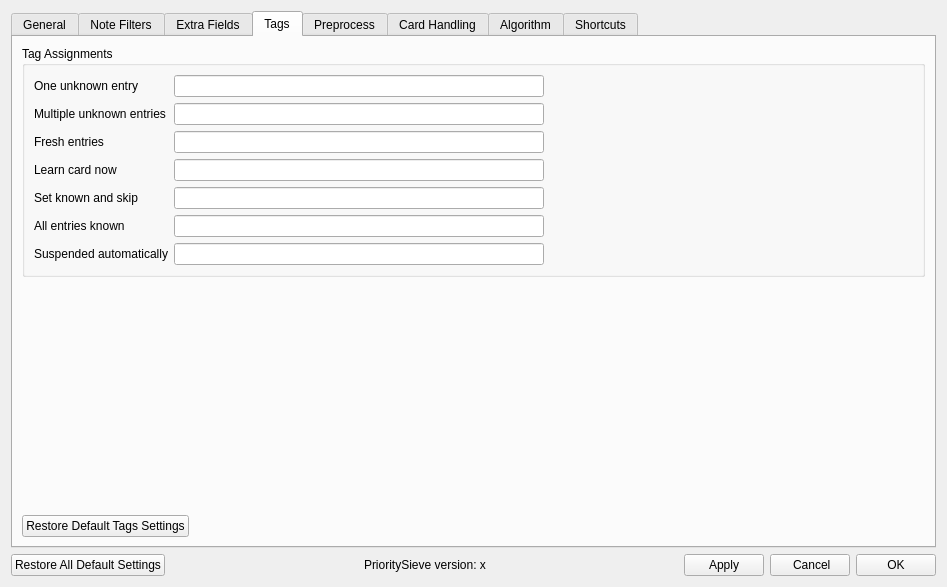
First picture: the form in prioritysieve/ui/settings_dialog.ui, repository travv0/prioritysieve, before the edit.
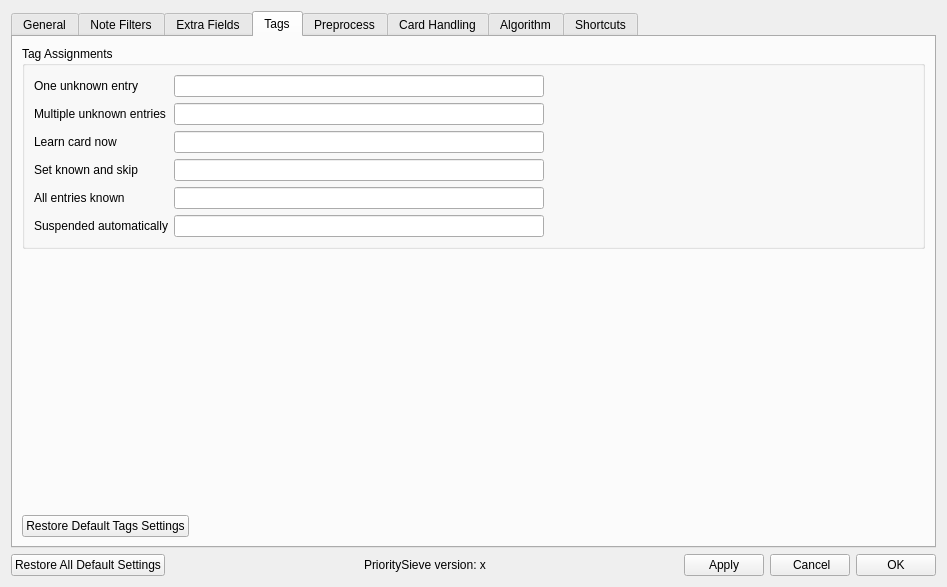
Second picture: the form after the edit. The open tabs and pages were chosen to show the change.

Commit message: Remove fresh status from UI and tests

Patch:
```diff
--- a/prioritysieve/ui/settings_dialog.ui
+++ b/prioritysieve/ui/settings_dialog.ui
@@ -572,12 +572,6 @@
                    <string>Multiple unknown entries</string></property>
                  </widget>
                 </item>
-                <item>
-                 <widget class="QLabel" name="label_46">
-                  <property name="text">
-                   <string>Fresh entries</string></property>
-                 </widget>
-                </item>
                 <item>
                  <widget class="QLabel" name="label_6">
                   <property name="text">
@@ -615,9 +609,6 @@
                 <item>
                  <widget class="QLineEdit" name="tagNotReadyLineEdit" />
                 </item>
-                <item>
-                 <widget class="QLineEdit" name="tagfreshLineEdit" />
-                </item>
                 <item>
                  <widget class="QLineEdit" name="tagLearnCardNowLineEdit" />
                 </item>
```
The commit also changes 4 other files.
